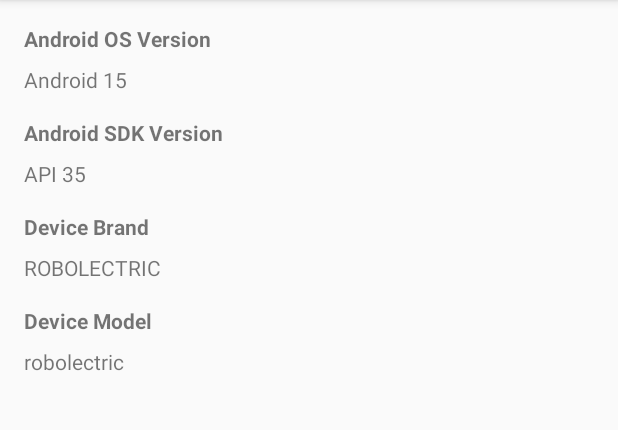
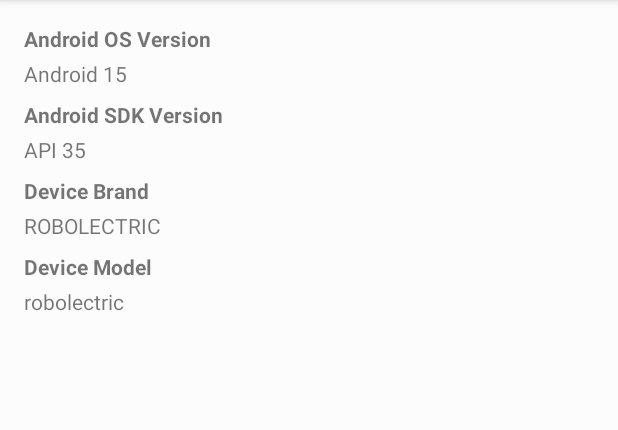
Before and after one commit to pjhjohn/kotlin-device-intel, an Android app: the screen it shows after launch (MainActivity), on a phone screen of 412 x 824 dp, the part 84-514 px from its top. Run offline under Robolectric (Android 15) with nearby library versions, the phone set to English and light mode, and no system bars.

```diff
--- a/app/src/main/res/layout/activity_main.xml
+++ b/app/src/main/res/layout/activity_main.xml
@@ -10,60 +10,59 @@
     android:paddingLeft="@dimen/unit_2x"
     android:paddingRight="@dimen/unit_2x"
     android:paddingTop="@dimen/unit_2x"
+    android:background="#80ffffff"
     tools:context="io.pjhjohn.kotlin.androidwidget.MainActivity">
 
     <TextView
         android:layout_width="wrap_content"
         android:layout_height="wrap_content"
         android:textStyle="bold"
-        android:layout_marginBottom="@dimen/unit_1x"
+        android:layout_marginBottom="@dimen/unit_0.5x"
         android:text="@string/device.version.release.label"/>
-
     <TextView
         android:id="@+id/device_release_version"
         android:layout_width="wrap_content"
         android:layout_height="wrap_content"
-        android:layout_marginBottom="@dimen/unit_2x"
+        android:layout_marginBottom="@dimen/unit_1x"
         android:text="@string/device.version.release.placeholder"/>
 
     <TextView
         android:layout_width="wrap_content"
         android:layout_height="wrap_content"
         android:textStyle="bold"
-        android:layout_marginBottom="@dimen/unit_1x"
+        android:layout_marginBottom="@dimen/unit_0.5x"
         android:text="@string/device.version.sdk.label"/>
-
     <TextView
         android:id="@+id/device_sdk_version"
         android:layout_width="wrap_content"
         android:layout_height="wrap_content"
-        android:layout_marginBottom="@dimen/unit_2x"
+        android:layout_marginBottom="@dimen/unit_1x"
         android:text="@string/device.version.sdk.placeholder"/>
 
     <TextView
         android:layout_width="wrap_content"
         android:layout_height="wrap_content"
         android:textStyle="bold"
-        android:layout_marginBottom="@dimen/unit_1x"
+        android:layout_marginBottom="@dimen/unit_0.5x"
         android:text="@string/device.brand.label"/>
     <TextView
         android:id="@+id/device_brand"
         android:layout_width="wrap_content"
         android:layout_height="wrap_content"
-        android:layout_marginBottom="@dimen/unit_2x"
+        android:layout_marginBottom="@dimen/unit_1x"
         android:text="@string/device.brand.placeholder"/>
 
     <TextView
         android:layout_width="wrap_content"
         android:layout_height="wrap_content"
         android:textStyle="bold"
-        android:layout_marginBottom="@dimen/unit_1x"
+        android:layout_marginBottom="@dimen/unit_0.5x"
         android:text="@string/device.model.label"/>
     <TextView
         android:id="@+id/device_model"
         android:layout_width="wrap_content"
         android:layout_height="wrap_content"
-        android:layout_marginBottom="@dimen/unit_2x"
+        android:layout_marginBottom="@dimen/unit_1x"
         android:text="@string/device.model.placeholder"/>
 
 </LinearLayout>
--- a/app/src/main/res/values/dimens.xml
+++ b/app/src/main/res/values/dimens.xml
@@ -1,5 +1,6 @@
 <resources>
     <!-- Unit Dimension Measurements -->
+    <dimen name="unit_0.5x">4dp</dimen>
     <dimen name="unit_1x">8dp</dimen>
     <dimen name="unit_2x">16dp</dimen>
     <dimen name="unit_3x">24dp</dimen>
```
Also changed, not shown: app/src/main/AndroidManifest.xml (+10 -0 lines), app/src/main/java/io/pjhjohn/kotlin/androidwidget/DeviceIntelWidget.kt (added, +23 -0 lines), app/src/main/res/xml/deviceintel_widget_info.xml (added, +11 -0 lines), 1 other file.
